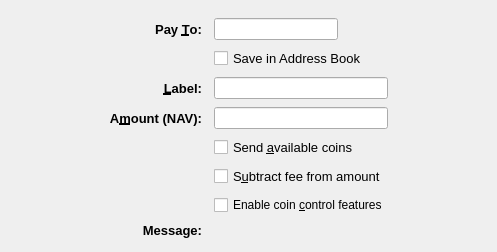
Qt form src/qt/forms/sendcoinsentry.ui (navcoin/navcoin-core) before a commit.
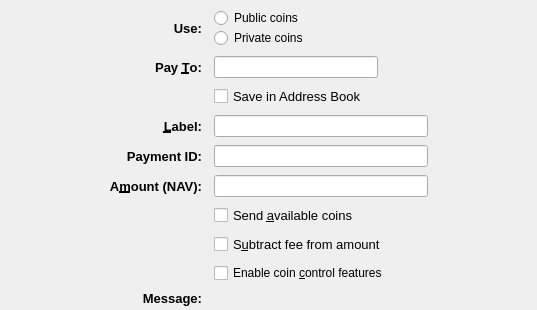
The same form after that commit. Icons and pictures are not drawn. Custom widgets are drawn as their Qt base class.

Patch:
```diff
--- a/src/qt/forms/sendcoinsentry.ui
+++ b/src/qt/forms/sendcoinsentry.ui
@@ -2,6 +2,14 @@
 <ui version="4.0">
  <class>SendCoinsEntry</class>
  <widget class="QStackedWidget" name="SendCoinsEntry">
+  <property name="geometry">
+   <rect>
+    <x>0</x>
+    <y>0</y>
+    <width>537</width>
+    <height>244</height>
+   </rect>
+  </property>
   <property name="focusPolicy">
    <enum>Qt::TabFocus</enum>
   </property>
@@ -28,134 +36,7 @@
     <property name="verticalSpacing">
      <number>8</number>
     </property>
-    <item row="1" column="0">
-     <spacer name="horizontalSpacer">
-      <property name="orientation">
-       <enum>Qt::Horizontal</enum>
-      </property>
-      <property name="sizeType">
-       <enum>QSizePolicy::Maximum</enum>
-      </property>
-      <property name="sizeHint" stdset="0">
-       <size>
-        <width>100</width>
-        <height>20</height>
-       </size>
-      </property>
-     </spacer>
-    </item>
-    <item row="3" column="2">
-     <widget class="QLineEdit" name="addAsLabel">
-      <property name="toolTip">
-       <string>Enter a label for this address to add it to the list of used addresses</string>
-      </property>
-     </widget>
-    </item>
-    <item row="0" column="2">
-     <spacer name="verticalSpacer">
-      <property name="orientation">
-       <enum>Qt::Vertical</enum>
-      </property>
-      <property name="sizeHint" stdset="0">
-       <size>
-        <width>20</width>
-        <height>10</height>
-       </size>
-      </property>
-     </spacer>
-    </item>
-    <item row="1" column="3">
-     <spacer name="horizontalSpacer_2">
-      <property name="orientation">
-       <enum>Qt::Horizontal</enum>
-      </property>
-      <property name="sizeType">
-       <enum>QSizePolicy::Maximum</enum>
-      </property>
-      <property name="sizeHint" stdset="0">
-       <size>
-        <width>100</width>
-        <height>20</height>
-       </size>
-      </property>
-     </spacer>
-    </item>
-    <item row="12" column="2">
-     <widget class="QLabel" name="messageTextLabel">
-      <property name="toolTip">
-       <string>A message that was attached to the navcoin: URI which will be stored with the transaction for your reference. Note: This message will not be sent over the NavCoin network.</string>
-      </property>
-      <property name="textFormat">
-       <enum>Qt::PlainText</enum>
-      </property>
-     </widget>
-    </item>
-    <item row="1" column="1">
-     <widget class="QLabel" name="payToLabel">
-      <property name="font">
-       <font>
-        <pointsize>10</pointsize>
-        <weight>75</weight>
-        <bold>true</bold>
-       </font>
-      </property>
-      <property name="text">
-       <string>Pay &amp;To:</string>
-      </property>
-      <property name="alignment">
-       <set>Qt::AlignRight|Qt::AlignTrailing|Qt::AlignVCenter</set>
-      </property>
-      <property name="buddy">
-       <cstring>payTo</cstring>
-      </property>
-     </widget>
-    </item>
-    <item row="12" column="1">
-     <widget class="QLabel" name="messageLabel">
-      <property name="font">
-       <font>
-        <pointsize>10</pointsize>
-        <weight>75</weight>
-        <bold>true</bold>
-       </font>
-      </property>
-      <property name="text">
-       <string>Message:</string>
-      </property>
-      <property name="alignment">
-       <set>Qt::AlignRight|Qt::AlignTrailing|Qt::AlignVCenter</set>
-      </property>
-     </widget>
-    </item>
-    <item row="6" column="2">
-     <layout class="QHBoxLayout" name="horizontalLayoutAmount" stretch="0">
-      <item>
-       <widget class="NavCoinAmountField" name="payAmount">
-       </widget>
-      </item>
-     </layout>
-    </item>
-    <item row="3" column="1">
-     <widget class="QLabel" name="labellLabel">
-      <property name="font">
-       <font>
-        <pointsize>10</pointsize>
-        <weight>75</weight>
-        <bold>true</bold>
-       </font>
-      </property>
-      <property name="text">
-       <string>&amp;Label:</string>
-      </property>
-      <property name="alignment">
-       <set>Qt::AlignRight|Qt::AlignTrailing|Qt::AlignVCenter</set>
-      </property>
-      <property name="buddy">
-       <cstring>addAsLabel</cstring>
-      </property>
-     </widget>
-    </item>
-    <item row="1" column="2">
+    <item row="2" column="3">
      <layout class="QHBoxLayout" name="payToLayout">
       <property name="spacing">
        <number>0</number>
@@ -199,35 +80,39 @@
       </item>
      </layout>
     </item>
-    <item row="10" column="2">
-     <spacer name="verticalSpacer_3">
+    <item row="2" column="4">
+     <spacer name="horizontalSpacer_2">
       <property name="orientation">
-       <enum>Qt::Vertical</enum>
+       <enum>Qt::Horizontal</enum>
       </property>
+      <property name="sizeType">
+       <enum>QSizePolicy::Maximum</enum>
+      </property>
       <property name="sizeHint" stdset="0">
        <size>
-        <width>20</width>
-        <height>10</height>
+        <width>100</width>
+        <height>20</height>
        </size>
       </property>
      </spacer>
     </item>
-    <item row="2" column="2">
-     <widget class="QCheckBox" name="addressBookCheckBox">
-      <property name="font">
-       <font>
-        <pointsize>10</pointsize>
-       </font>
+    <item row="2" column="0">
+     <spacer name="horizontalSpacer">
+      <property name="orientation">
+       <enum>Qt::Horizontal</enum>
       </property>
-      <property name="text">
-       <string>Save in Address Book</string>
+      <property name="sizeType">
+       <enum>QSizePolicy::Maximum</enum>
       </property>
-      <property name="toolTip">
-       <string>Save this address in the address book for later reference.</string>
+      <property name="sizeHint" stdset="0">
+       <size>
+        <width>100</width>
+        <height>20</height>
+       </size>
       </property>
-     </widget>
+     </spacer>
     </item>
-    <item row="6" column="1">
+    <item row="9" column="1">
      <widget class="QLabel" name="amountLabel">
       <property name="font">
        <font>
@@ -250,35 +135,45 @@
       </property>
      </widget>
     </item>
-    <item row="13" column="2">
-     <spacer name="verticalSpacer_2">
-      <property name="orientation">
-       <enum>Qt::Vertical</enum>
+    <item row="3" column="3">
+     <widget class="QCheckBox" name="addressBookCheckBox">
+      <property name="font">
+       <font>
+        <pointsize>10</pointsize>
+       </font>
       </property>
-      <property name="sizeHint" stdset="0">
-       <size>
-        <width>20</width>
-        <height>10</height>
-       </size>
+      <property name="toolTip">
+       <string>Save this address in the address book for later reference.</string>
       </property>
-     </spacer>
+      <property name="text">
+       <string>Save in Address Book</string>
+      </property>
+     </widget>
     </item>
-    <item row="7" column="2">
-     <widget class="QCheckBox" name="checkboxUseFullAmount">
+    <item row="2" column="1">
+     <widget class="QLabel" name="payToLabel">
       <property name="font">
        <font>
         <pointsize>10</pointsize>
+        <weight>75</weight>
+        <bold>true</bold>
        </font>
       </property>
       <property name="toolTip">
        <string>Should we use all available balance to send?</string>
       </property>
       <property name="text">
-       <string>Send &amp;available coins</string>
+       <string>Pay &amp;To:</string>
       </property>
+      <property name="alignment">
+       <set>Qt::AlignRight|Qt::AlignTrailing|Qt::AlignVCenter</set>
+      </property>
+      <property name="buddy">
+       <cstring>payTo</cstring>
+      </property>
      </widget>
     </item>
-    <item row="8" column="2">
+    <item row="11" column="3">
      <widget class="QCheckBox" name="checkboxSubtractFeeFromAmount">
       <property name="font">
        <font>
@@ -293,7 +188,44 @@
       </property>
      </widget>
     </item>
-    <item row="10" column="2">
+    <item row="15" column="1">
+     <widget class="QLabel" name="messageLabel">
+      <property name="font">
+       <font>
+        <pointsize>10</pointsize>
+        <weight>75</weight>
+        <bold>true</bold>
+       </font>
+      </property>
+      <property name="text">
+       <string>Message:</string>
+      </property>
+      <property name="alignment">
+       <set>Qt::AlignRight|Qt::AlignTrailing|Qt::AlignVCenter</set>
+      </property>
+     </widget>
+    </item>
+    <item row="5" column="1">
+     <widget class="QLabel" name="labellLabel">
+      <property name="font">
+       <font>
+        <pointsize>10</pointsize>
+        <weight>75</weight>
+        <bold>true</bold>
+       </font>
+      </property>
+      <property name="text">
+       <string>&amp;Label:</string>
+      </property>
+      <property name="alignment">
+       <set>Qt::AlignRight|Qt::AlignTrailing|Qt::AlignVCenter</set>
+      </property>
+      <property name="buddy">
+       <cstring>addAsLabel</cstring>
+      </property>
+     </widget>
+    </item>
+    <item row="13" column="3">
      <widget class="QCheckBox" name="checkboxCoinControl">
       <property name="toolTip">
        <string>Whether to show coin control features or not.</string>
@@ -303,6 +235,161 @@
       </property>
      </widget>
     </item>
+    <item row="6" column="1">
+     <widget class="QLabel" name="memoLabel">
+      <property name="font">
+       <font>
+        <pointsize>10</pointsize>
+        <weight>75</weight>
+        <bold>true</bold>
+       </font>
+      </property>
+      <property name="text">
+       <string>Payment ID:</string>
+      </property>
+      <property name="alignment">
+       <set>Qt::AlignRight|Qt::AlignTrailing|Qt::AlignVCenter</set>
+      </property>
+      <property name="buddy">
+       <cstring>payTo</cstring>
+      </property>
+     </widget>
+    </item>
+    <item row="1" column="3">
+     <layout class="QVBoxLayout" name="verticalLayout">
+      <item>
+       <widget class="QRadioButton" name="sendPublic">
+        <property name="sizePolicy">
+         <sizepolicy hsizetype="Minimum" vsizetype="Fixed">
+          <horstretch>0</horstretch>
+          <verstretch>0</verstretch>
+         </sizepolicy>
+        </property>
+        <property name="sizeIncrement">
+         <size>
+          <width>0</width>
+          <height>0</height>
+         </size>
+        </property>
+        <property name="text">
+         <string>Public coins</string>
+        </property>
+       </widget>
+      </item>
+      <item>
+       <widget class="QRadioButton" name="sendPrivate">
+        <property name="text">
+         <string>Private coins</string>
+        </property>
+       </widget>
+      </item>
+     </layout>
+    </item>
+    <item row="13" column="3">
+     <spacer name="verticalSpacer_3">
+      <property name="orientation">
+       <enum>Qt::Vertical</enum>
+      </property>
+      <property name="sizeHint" stdset="0">
+       <size>
+        <width>20</width>
+        <height>10</height>
+       </size>
+      </property>
+     </spacer>
+    </item>
+    <item row="9" column="3">
+     <layout class="QHBoxLayout" name="horizontalLayoutAmount" stretch="0">
+      <item>
+       <widget class="NavCoinAmountField" name="payAmount"/>
+      </item>
+     </layout>
+    </item>
+    <item row="5" column="3">
+     <widget class="QLineEdit" name="addAsLabel">
+      <property name="toolTip">
+       <string>Enter a label for this address to add it to the list of used addresses</string>
+      </property>
+     </widget>
+    </item>
+    <item row="1" column="1">
+     <widget class="QLabel" name="payToLabel_2">
+      <property name="font">
+       <font>
+        <pointsize>10</pointsize>
+        <weight>75</weight>
+        <bold>true</bold>
+       </font>
+      </property>
+      <property name="text">
+       <string>Use:</string>
+      </property>
+      <property name="alignment">
+       <set>Qt::AlignRight|Qt::AlignTrailing|Qt::AlignVCenter</set>
+      </property>
+      <property name="buddy">
+       <cstring>payTo</cstring>
+      </property>
+     </widget>
+    </item>
+    <item row="0" column="3">
+     <spacer name="verticalSpacer">
+      <property name="orientation">
+       <enum>Qt::Vertical</enum>
+      </property>
+      <property name="sizeHint" stdset="0">
+       <size>
+        <width>20</width>
+        <height>10</height>
+       </size>
+      </property>
+     </spacer>
+    </item>
+    <item row="15" column="3">
+     <widget class="QLabel" name="messageTextLabel">
+      <property name="toolTip">
+       <string>A message that was attached to the navcoin: URI which will be stored with the transaction for your reference. Note: This message will not be sent over the NavCoin network.</string>
+      </property>
+      <property name="textFormat">
+       <enum>Qt::PlainText</enum>
+      </property>
+     </widget>
+    </item>
+    <item row="16" column="3">
+     <spacer name="verticalSpacer_2">
+      <property name="orientation">
+       <enum>Qt::Vertical</enum>
+      </property>
+      <property name="sizeHint" stdset="0">
+       <size>
+        <width>20</width>
+        <height>10</height>
+       </size>
+      </property>
+     </spacer>
+    </item>
+    <item row="10" column="3">
+     <widget class="QCheckBox" name="checkboxUseFullAmount">
+      <property name="font">
+       <font>
+        <pointsize>10</pointsize>
+       </font>
+      </property>
+      <property name="toolTip">
+       <string>Should we use all available balance to send?</string>
+      </property>
+      <property name="text">
+       <string>Send &amp;available coins</string>
+      </property>
+     </widget>
+    </item>
+    <item row="6" column="3">
+     <widget class="QLineEdit" name="memo">
+      <property name="toolTip">
+       <string>Enter a label for this address to add it to the list of used addresses</string>
+      </property>
+     </widget>
+    </item>
    </layout>
   </widget>
   <widget class="QFrame" name="SendCoins_UnauthenticatedPaymentRequest">
```
Left out of the diff: 84 changed lines with no effect on the pictures.
